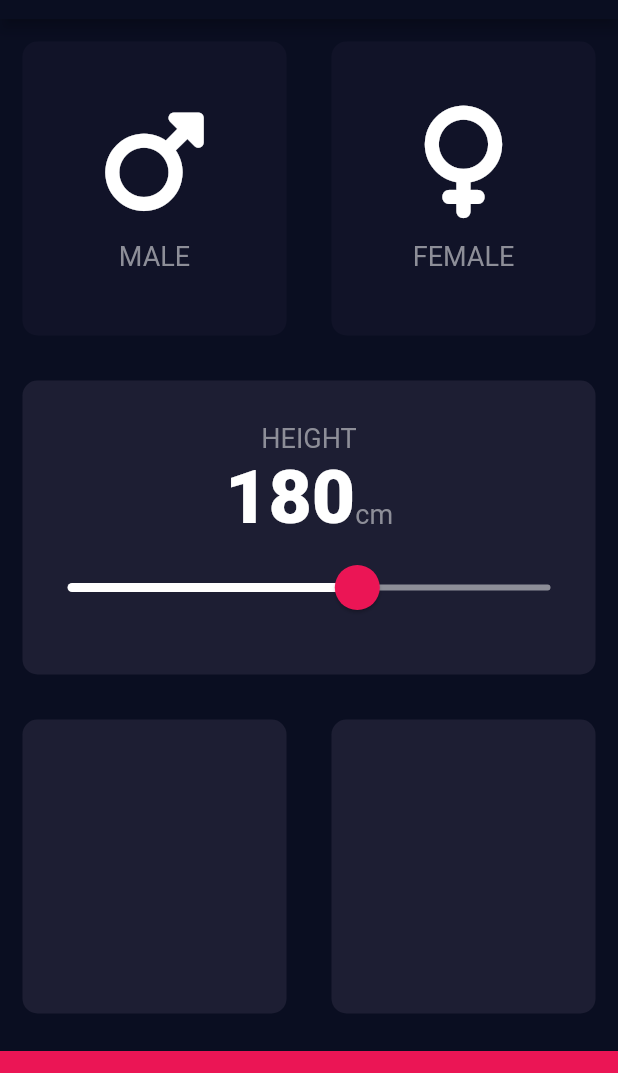
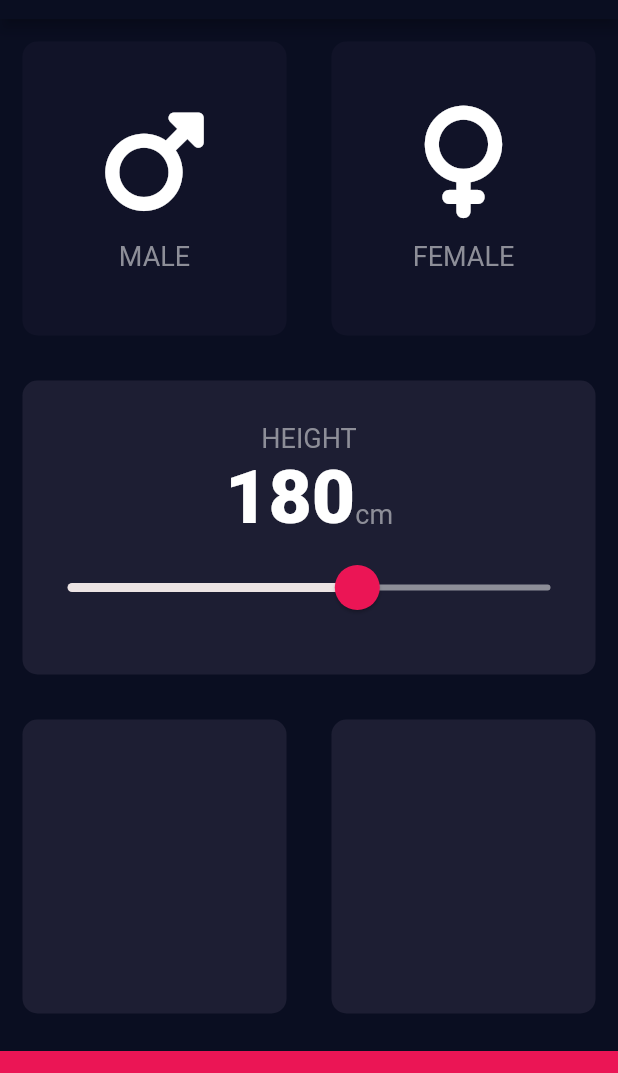
Before and after one commit to saubhagyap/BmiCalculator, a Flutter app: the screen it shows after launch, on a phone screen of 412 x 824 dp, the part 65-1138 px from its top. Run offline on Flutter 3.47's test engine with Material 2 defaults, Android fonts, the phone set to English and light mode, and no system bars; our stand-ins replace font_awesome_flutter.

Commit message:
Small Changes

```diff
--- a/lib/input_page.dart
+++ b/lib/input_page.dart
@@ -91,7 +91,7 @@ class _InputPageState extends State<InputPage> {
                   SliderTheme(
                     data: SliderTheme.of(context).copyWith(
                       inactiveTrackColor: Color(0xFFF8D8E98),
-                      activeTrackColor: Colors.white,
+                      activeTrackColor: Color.fromARGB(255, 236, 228, 228),
                       thumbColor: Color(0xFFEB1555),
                       overlayColor: Color(0x29EB1555),
                       thumbShape:
```
